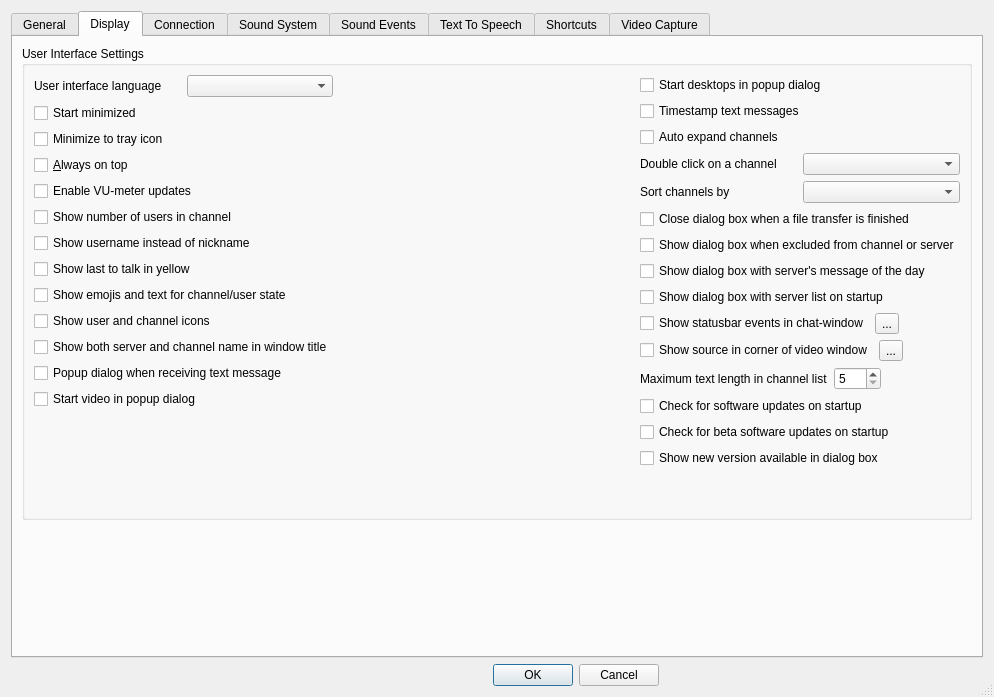
Qt form Client/qtTeamTalk/preferences.ui (BearWare/TeamTalk5) before a commit.
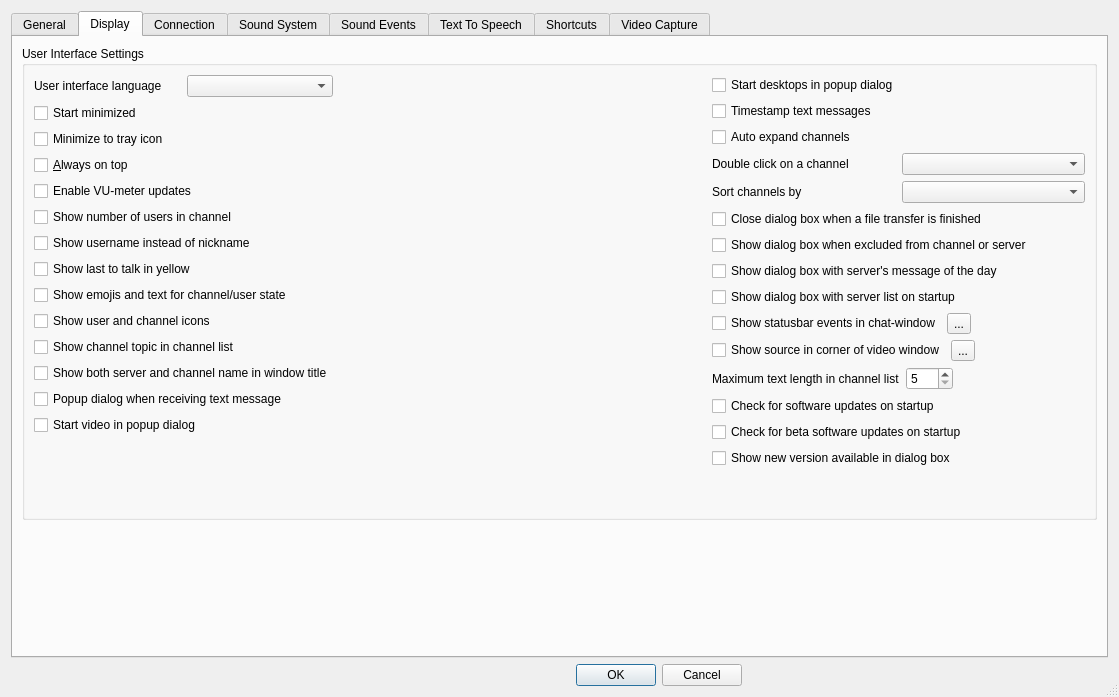
The same form after that commit. The open tabs and pages were chosen to show the change. Icons and pictures are not drawn. Custom widgets are drawn as their Qt base class.

Commit message:
Option to show channel topic in channel list (#2166)
* Option to show channel topic in channel list

* Move channel topic checkbox to left column

---------

```diff
--- a/Client/qtTeamTalk/preferences.ui
+++ b/Client/qtTeamTalk/preferences.ui
@@ -6,7 +6,7 @@
    <rect>
     <x>0</x>
     <y>0</y>
-    <width>994</width>
+    <width>1119</width>
     <height>697</height>
    </rect>
   </property>
@@ -456,6 +456,13 @@
                 </property>
                </widget>
               </item>
+              <item>
+               <widget class="QCheckBox" name="chanTopicChkBox">
+                <property name="text">
+                 <string>Show channel topic in channel list</string>
+                </property>
+               </widget>
+              </item>
               <item>
                <widget class="QCheckBox" name="ServnameChkBox">
                 <property name="text">
```
Left out of the diff: 7 changed lines with no effect on the pictures. The commit also changes 4 other files.
